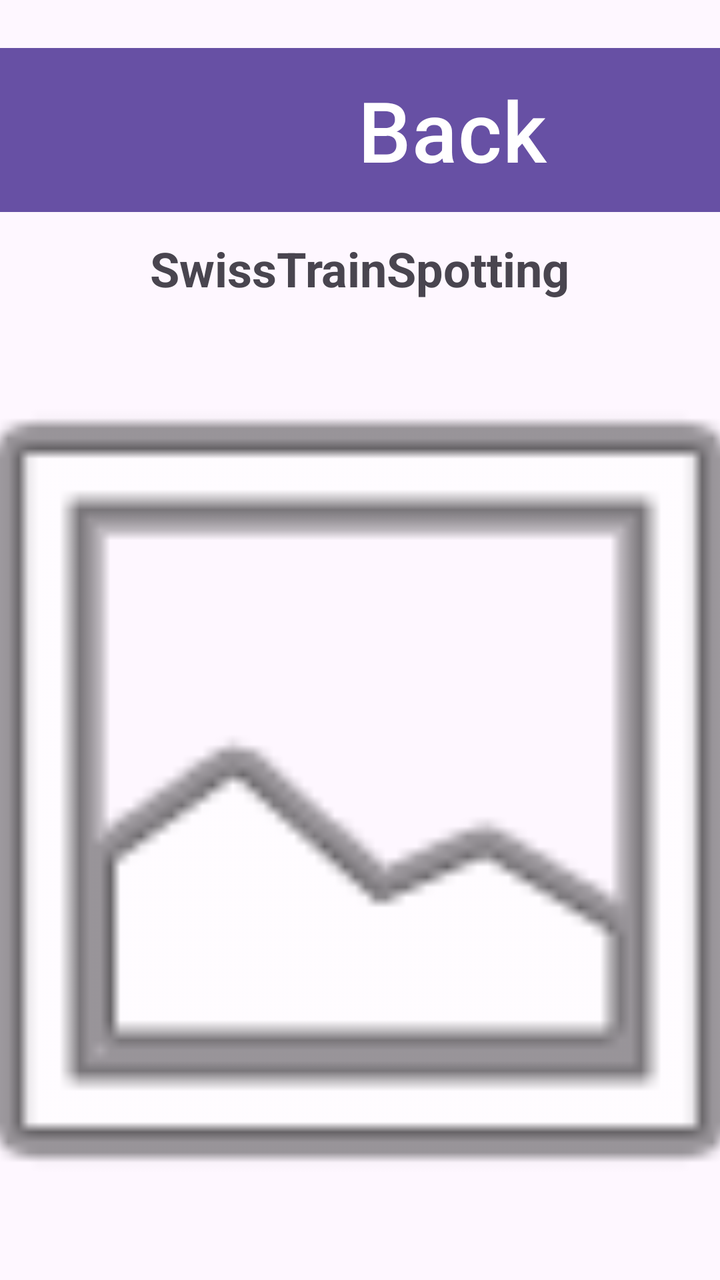
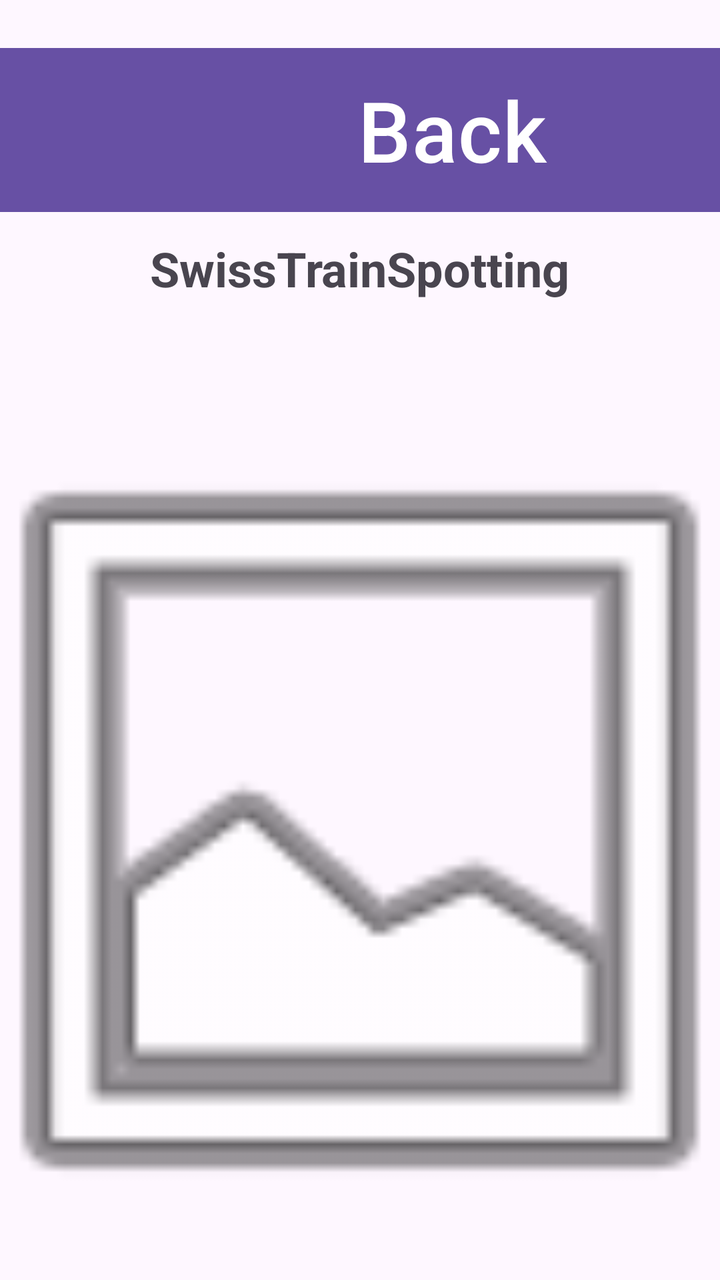

An Android layout rendered at two revisions. The XML below is the earlier revision; the diff shows what the commit changed to produce the second picture.
<!-- AndroidManifest.xml: application theme Theme.SwissTrainSpotting -->
<!-- res/layout/activity_image_classification.xml -->
<?xml version="1.0" encoding="utf-8"?>
<androidx.constraintlayout.widget.ConstraintLayout xmlns:android="http://schemas.android.com/apk/res/android"
    xmlns:app="http://schemas.android.com/apk/res-auto"
    android:layout_width="match_parent"
    android:layout_height="match_parent">

    <LinearLayout
        android:id="@+id/header_bar"
        android:layout_width="0dp"
        android:layout_height="wrap_content"
        android:orientation="vertical"
        android:gravity="center"
        app:layout_constraintTop_toTopOf="parent"
        app:layout_constraintStart_toStartOf="parent"
        app:layout_constraintEnd_toEndOf="parent"
        android:layout_marginTop="20dp">

        <com.google.android.material.button.MaterialButton
            android:id="@+id/btn_back"
            android:text="@string/back_navigation"
            app:icon="@drawable/ic_arrow_left_white"
            app:iconSize="84dp"
            android:textSize="42sp"
            android:layout_height="90dp"
            android:layout_width="600dp"/>



        <TextView
            android:id="@+id/tv_title"
            android:layout_width="wrap_content"
            android:layout_height="wrap_content"
            android:text="@string/screen_title"
            android:textSize="24sp"
            android:textStyle="bold"
            android:paddingTop="8dp" />

    </LinearLayout>

    <ImageView
        android:id="@+id/ivPlaceholder"
        android:layout_width="0dp"
        android:layout_height="0dp"
        android:scaleType="centerCrop"
        android:src="@android:drawable/ic_menu_gallery"
        android:contentDescription="@string/placeholder_image_content_description"
        app:layout_constraintTop_toBottomOf="@+id/header_bar"
        app:layout_constraintBottom_toBottomOf="parent"
        app:layout_constraintEnd_toEndOf="parent"
        app:layout_constraintStart_toStartOf="parent" />

</androidx.constraintlayout.widget.ConstraintLayout>
<!-- resources referenced by this layout -->
<resources>
  <!-- drawable ic_arrow_left_white (drawable) -->
  <vector xmlns:android="http://schemas.android.com/apk/res/android"
      android:width="84dp"
      android:height="84dp"
      android:viewportWidth="84"
      android:viewportHeight="84">
  
      <path
          android:fillColor="#FFFFFF"
          android:pathData="M63.2,14 L17.8,42 L63.2,70 Z" />
  
  </vector>
  <string name="back_navigation">Back</string>
  <string name="placeholder_image_content_description">Placeholder image</string>
  <string name="screen_title">SwissTrainSpotting</string>
  <style name="Theme.SwissTrainSpotting" parent="Base.Theme.SwissTrainSpotting" />
  <style name="Base.Theme.SwissTrainSpotting" parent="Theme.Material3.DayNight.NoActionBar">
          
          
      </style>
</resources>

<!-- the commit's change to res/layout/activity_image_classification.xml (unified diff, before → after) -->
@@ -24,8 +24,6 @@
             android:layout_height="90dp"
             android:layout_width="600dp"/>
 
-
-
         <TextView
             android:id="@+id/tv_title"
             android:layout_width="wrap_content"
@@ -37,6 +35,20 @@
 
     </LinearLayout>
 
+    <TextView
+        android:id="@+id/tv_classification_result"
+        android:layout_width="0dp"
+        android:layout_height="wrap_content"
+        android:gravity="center"
+        android:paddingStart="16dp"
+        android:paddingEnd="16dp"
+        android:paddingTop="8dp"
+        android:paddingBottom="8dp"
+        android:textSize="18sp"
+        app:layout_constraintTop_toBottomOf="@+id/header_bar"
+        app:layout_constraintStart_toStartOf="parent"
+        app:layout_constraintEnd_toEndOf="parent" />
+
     <ImageView
         android:id="@+id/ivPlaceholder"
         android:layout_width="0dp"
@@ -44,7 +56,7 @@
         android:scaleType="centerCrop"
         android:src="@android:drawable/ic_menu_gallery"
         android:contentDescription="@string/placeholder_image_content_description"
-        app:layout_constraintTop_toBottomOf="@+id/header_bar"
+        app:layout_constraintTop_toBottomOf="@+id/tv_classification_result"
         app:layout_constraintBottom_toBottomOf="parent"
         app:layout_constraintEnd_toEndOf="parent"
         app:layout_constraintStart_toStartOf="parent" />
